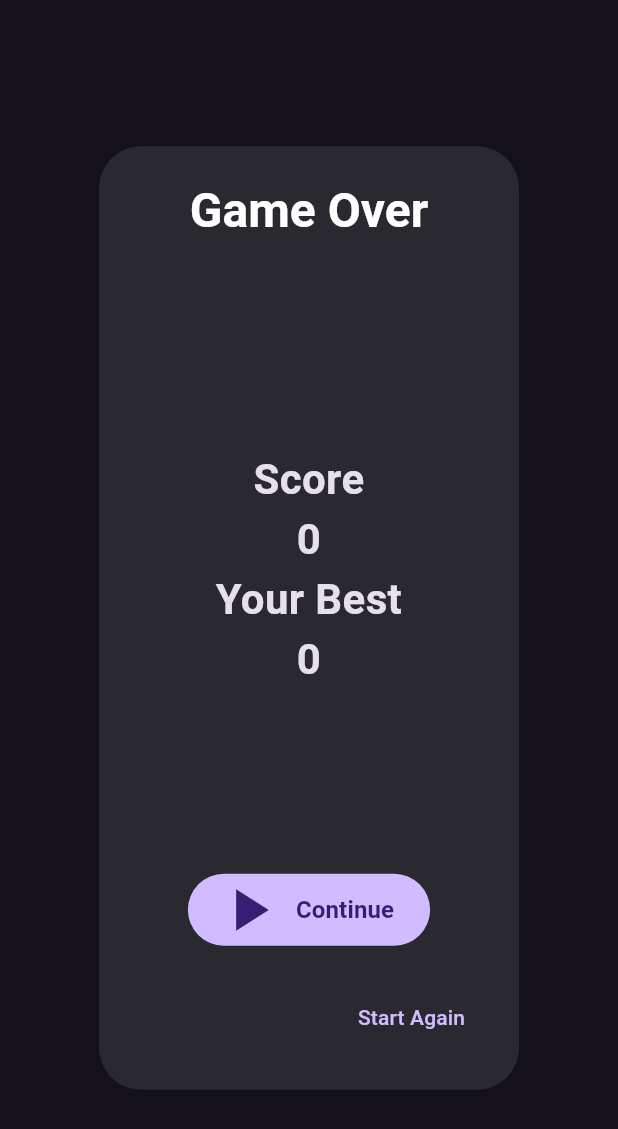
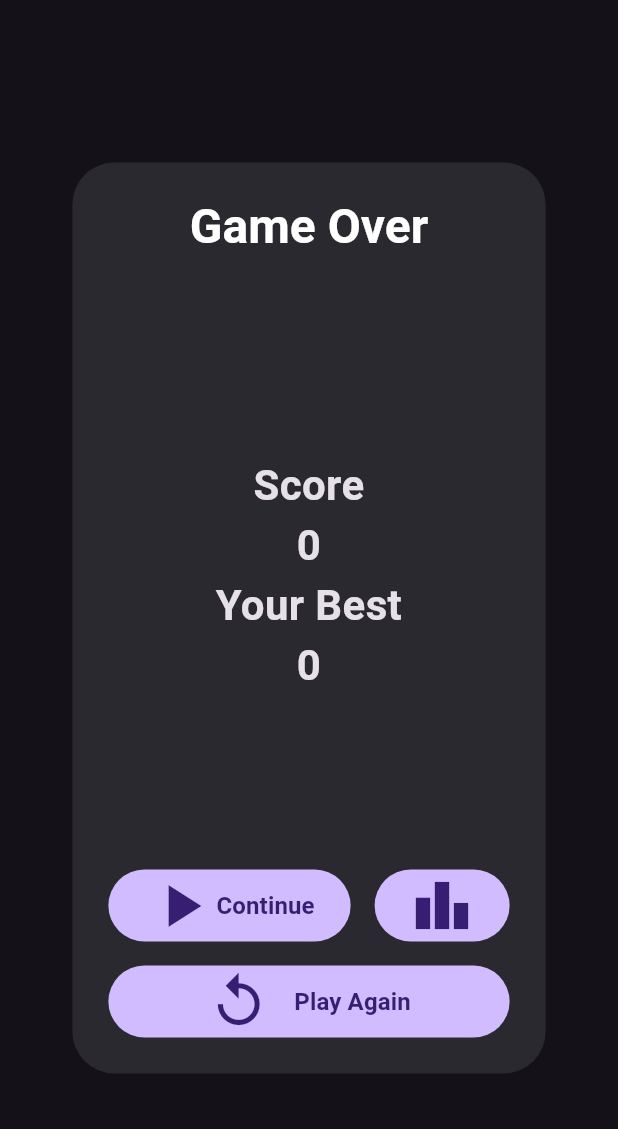
Before and after one commit to JakubJakubiak/Ai-or-people, a Flutter app: the GameOverDialog widget shown alone on an empty page, opened directly with empty values, on a phone screen of 412 x 824 dp. Shown: the top 1129 px of the screen. Run offline on Flutter 3.47's test engine with Material 2 defaults, Android fonts, the phone set to English and light mode, and no system bars; our stand-ins replace cached_network_image, firebase_core, google_mobile_ads, shared_preferences; missing offline and left inert: games_services; accounts and stored records are empty; network calls fail.

Commit message:
Add buttons to game over dialog

```diff
--- a/lib/features/game_screen/widgets/game_over_dialog.dart
+++ b/lib/features/game_screen/widgets/game_over_dialog.dart
@@ -1,4 +1,5 @@
 import 'package:flutter/material.dart';
+import 'package:games_services/games_services.dart';
 import 'package:humanai/utils/shared_preferences_helper.dart';
 
 class GameOverDialog extends StatelessWidget {
@@ -62,35 +63,77 @@ class GameOverDialog extends StatelessWidget {
               ),
             ),
             const Spacer(),
-            FilledButton.icon(
+            Row(
+              children: [
+                Expanded(
+                  child: SizedBox(
+                    height: 48,
+                    child: FilledButton(
                       onPressed: () {
                         Navigator.of(context).pop();
                         onContinuePlaying();
                       },
-              icon: const Icon(
+                      child: const Row(
+                        mainAxisAlignment: MainAxisAlignment.spaceBetween,
+                        children: [
+                          Icon(
                             Icons.play_arrow,
                             size: 48,
                           ),
-              label: const Text(
+                          Text(
                             'Continue',
                             style: TextStyle(
                               fontSize: 16,
                               fontWeight: FontWeight.bold,
                             ),
                           ),
-            )
                         ],
                       ),
                     ),
-      actions: [
-        TextButton(
+                  ),
+                ),
+                const SizedBox(width: 16),
+                SizedBox(
+                  height: 48,
+                  child: FilledButton(
+                    child: const Icon(Icons.leaderboard, size: 42),
+                    onPressed: () => Leaderboards.showLeaderboards(
+                      androidLeaderboardID: 'CgkI9JqZ6Z8VEAIQAA',
+                    ),
+                  ),
+                ),
+              ],
+            ),
+            const SizedBox(height: 16),
+            SizedBox(
+              height: 48,
+              child: FilledButton(
                 onPressed: () {
                   Navigator.of(context).pop();
                   onPlayAgain();
                 },
-          child: const Text('Start Again'),
+                child: const Row(
+                  mainAxisAlignment: MainAxisAlignment.center,
+                  children: [
+                    Icon(
+                      Icons.replay,
+                      size: 42,
+                    ),
+                    SizedBox(width: 16),
+                    Text(
+                      'Play Again',
+                      style: TextStyle(
+                        fontSize: 16,
+                        fontWeight: FontWeight.bold,
+                      ),
                     ),
                   ],
+                ),
+              ),
+            ),
+          ],
+        ),
+      ),
     );
   }
 }
--- /dev/null
+++ b/lib/utils/constants.dart
@@ -0,0 +1,4 @@
+class Constants {
+  static const String iosLeaderboardId = 'iosleaderboard';
+  static const String androidLeaderboardId = 'CgkIsM2JmbsEEAIQAA';
+}
```
Also changed, not shown: lib/features/game_screen/game_screen.dart (+35 -24 lines), 2 other files. Lines whose indentation alone changed are shown as unchanged.
